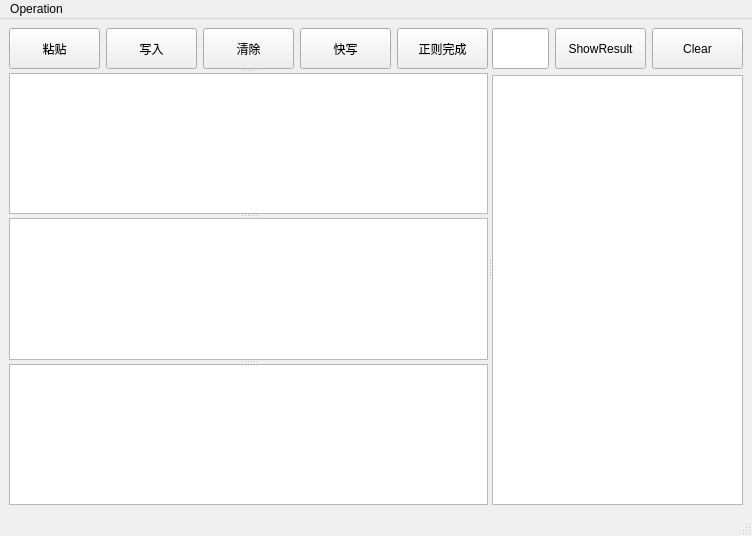
The window that AutoMyCCode/db/automyccode.ui (weilaidb/pyqt5) describes before a commit, drawn with Qt 5.
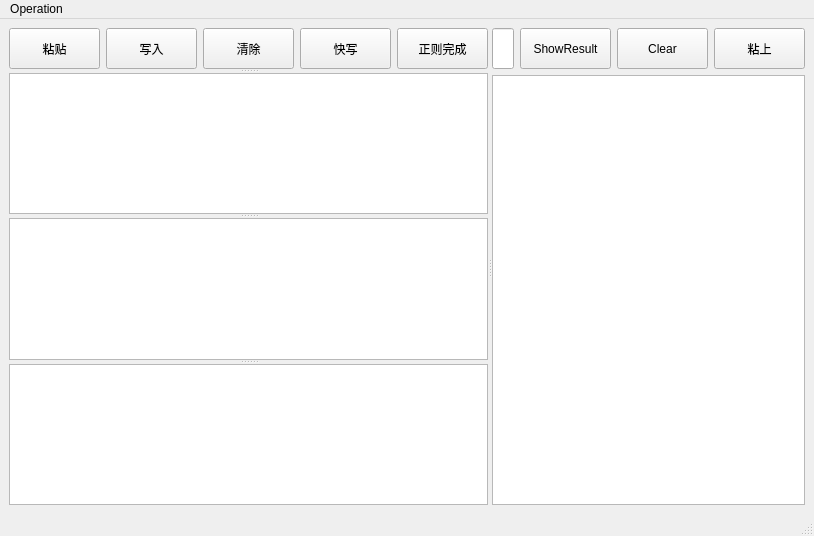
The same window after the commit.

Commit message: 2.4 粘上快捷按钮

```diff
--- a/AutoMyCCode/db/automyccode.ui
+++ b/AutoMyCCode/db/automyccode.ui
@@ -194,6 +194,25 @@
             </property>
            </widget>
           </item>
+          <item>
+           <widget class="QPushButton" name="pushButton_toclipboard">
+            <property name="minimumSize">
+             <size>
+              <width>91</width>
+              <height>41</height>
+             </size>
+            </property>
+            <property name="maximumSize">
+             <size>
+              <width>91</width>
+              <height>41</height>
+             </size>
+            </property>
+            <property name="text">
+             <string>粘上</string>
+            </property>
+           </widget>
+          </item>
          </layout>
         </item>
         <item>
```
The commit also changes 8 other files.
